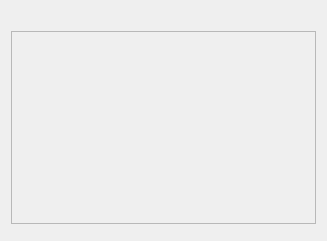
Qt form src/ahcformdlg.ui (psi-im/psi) before a commit.
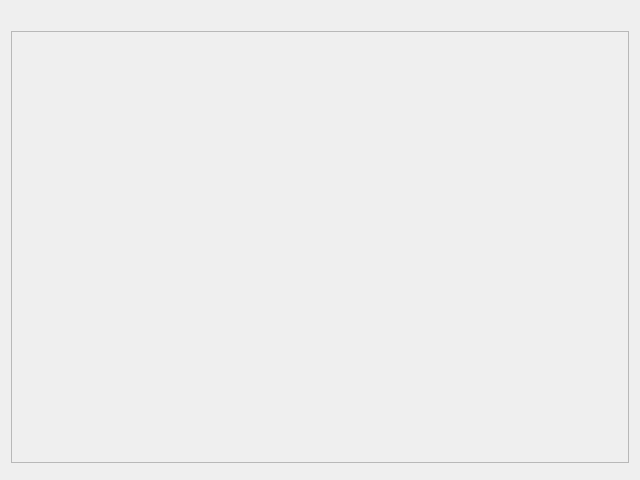
The same form after that commit. Custom widgets are drawn as their Qt base class.

The edit to the form file:
```diff
--- a/src/ahcformdlg.ui
+++ b/src/ahcformdlg.ui
@@ -6,8 +6,8 @@
    <rect>
     <x>0</x>
     <y>0</y>
-    <width>327</width>
-    <height>241</height>
+    <width>640</width>
+    <height>480</height>
    </rect>
   </property>
   <property name="windowTitle">
```
